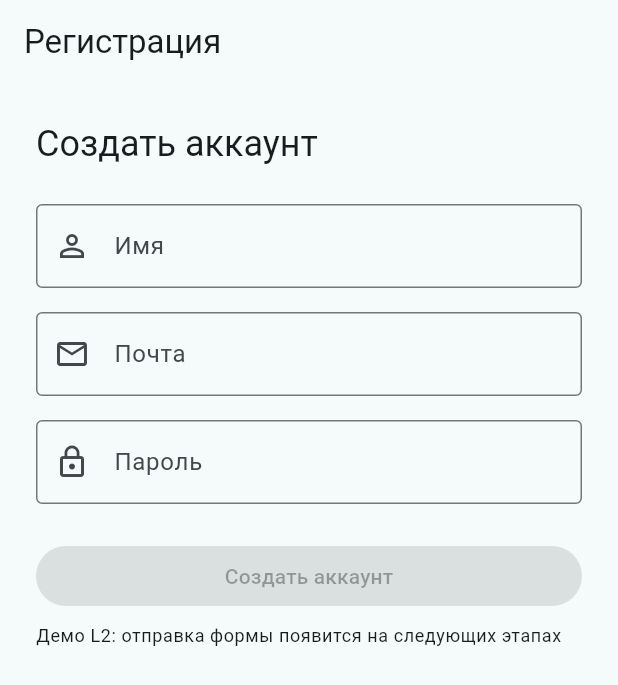
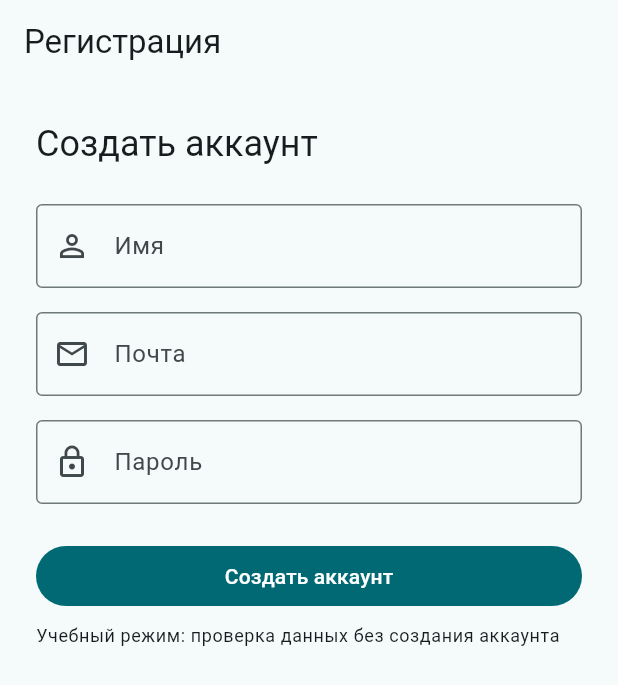
Before and after one commit to sam4ch/CampusSpace, a Flutter app: the RegistrationScreen screen opened by its route, on a phone screen of 412 x 824 dp. Shown: the top 685 px of the screen. Run offline on Flutter 3.47's test engine with Material 3 defaults, Android fonts, the phone set to English and light mode, and no system bars; our stand-ins replace go_router.

Commit message:
L3: добавлена валидация входа и регистрации

```diff
--- a/lib/screens/registration_screen.dart
+++ b/lib/screens/registration_screen.dart
@@ -1,7 +1,37 @@
 import 'package:flutter/material.dart';
+import 'package:go_router/go_router.dart';
 
-class RegistrationScreen extends StatelessWidget {
+import '../validation/auth_validators.dart';
+
+class RegistrationScreen extends StatefulWidget {
   const RegistrationScreen({super.key});
+
+  @override
+  State<RegistrationScreen> createState() => _RegistrationScreenState();
+}
+
+class _RegistrationScreenState extends State<RegistrationScreen> {
+  final _formKey = GlobalKey<FormState>();
+  final _nameCtrl = TextEditingController();
+  final _emailCtrl = TextEditingController();
+  final _passwordCtrl = TextEditingController();
+
+  @override
+  void dispose() {
+    _nameCtrl.dispose();
+    _emailCtrl.dispose();
+    _passwordCtrl.dispose();
+    super.dispose();
+  }
+
+  void _register() {
+    if (!_formKey.currentState!.validate()) return;
+    FocusScope.of(context).unfocus();
+    ScaffoldMessenger.of(context).showSnackBar(
+      const SnackBar(content: Text('Данные проверены. Демо: аккаунт не создаётся.')),
+    );
+    context.go('/login');
+  }
 
   @override
   Widget build(BuildContext context) {
@@ -10,7 +40,9 @@ class RegistrationScreen extends StatelessWidget {
       body: SafeArea(
         child: SingleChildScrollView(
           padding: const EdgeInsets.all(24),
-          child: Column(
+          child: Form(
+            key: _formKey,
+            child: Column(
             crossAxisAlignment: CrossAxisAlignment.stretch,
             children: [
               Text(
@@ -18,39 +50,54 @@ class RegistrationScreen extends StatelessWidget {
                 style: Theme.of(context).textTheme.headlineSmall,
               ),
               const SizedBox(height: 24),
-              const TextField(
-                decoration: InputDecoration(
+              TextFormField(
+                key: const ValueKey('registrationName'),
+                controller: _nameCtrl,
+                validator: AuthValidators.name,
+                textCapitalization: TextCapitalization.words,
+                textInputAction: TextInputAction.next,
+                decoration: const InputDecoration(
                   labelText: 'Имя',
                   prefixIcon: Icon(Icons.person_outline),
                 ),
               ),
               const SizedBox(height: 16),
-              const TextField(
+              TextFormField(
+                key: const ValueKey('registrationEmail'),
+                controller: _emailCtrl,
+                validator: AuthValidators.email,
+                textInputAction: TextInputAction.next,
                 keyboardType: TextInputType.emailAddress,
-                decoration: InputDecoration(
+                decoration: const InputDecoration(
                   labelText: 'Почта',
                   prefixIcon: Icon(Icons.mail_outline),
                 ),
               ),
               const SizedBox(height: 16),
-              const TextField(
+              TextFormField(
+                key: const ValueKey('registrationPassword'),
+                controller: _passwordCtrl,
+                validator: AuthValidators.password,
+                textInputAction: TextInputAction.done,
+                onFieldSubmitted: (_) => _register(),
                 obscureText: true,
-                decoration: InputDecoration(
+                decoration: const InputDecoration(
                   labelText: 'Пароль',
                   prefixIcon: Icon(Icons.lock_outline),
                 ),
               ),
               const SizedBox(height: 24),
-              const FilledButton(
-                onPressed: null,
-                child: Text('Создать аккаунт'),
+              FilledButton(
+                onPressed: _register,
+                child: const Text('Создать аккаунт'),
               ),
               const SizedBox(height: 8),
               Text(
-                'Демо L2: отправка формы появится на следующих этапах',
+                'Учебный режим: проверка данных без создания аккаунта',
                 style: Theme.of(context).textTheme.bodySmall,
               ),
             ],
+            ),
           ),
         ),
       ),
--- /dev/null
+++ b/lib/validation/auth_validators.dart
@@ -0,0 +1,18 @@
+abstract final class AuthValidators {
+  static String? email(String? value) {
+    final email = value?.trim() ?? '';
+    if (email.isEmpty) return 'Введите почту';
+    if (!RegExp(r'^[^\s@]+@[^\s@]+\.[^\s@]+$').hasMatch(email)) {
+      return 'Введите корректный e-mail';
+    }
+    return null;
+  }
+
+  static String? password(String? value) => (value?.length ?? 0) < 6
+      ? 'Пароль должен содержать минимум 6 символов'
+      : null;
+
+  static String? name(String? value) => value == null || value.trim().isEmpty
+      ? 'Введите имя'
+      : null;
+}
```
Also changed, not shown: lib/screens/login_screen.dart (+46 -8 lines).
